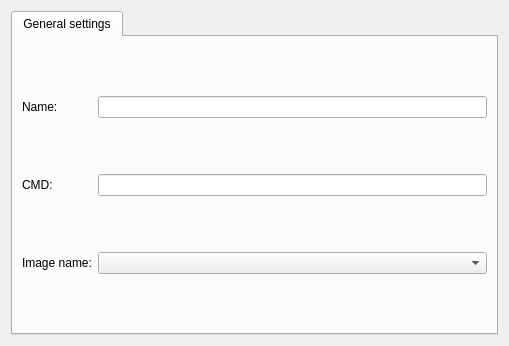
Before: the Qt Designer form gns3/modules/docker/ui/docker_vm_configuration_page.ui in GNS3/gns3-gui, drawn with Qt 5.
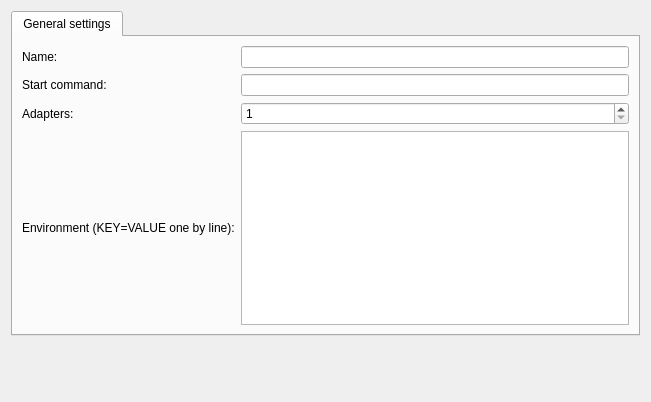
After: the same form once the commit is applied.

Commit message: Docker support cleanup and improvements

Diff of the .ui file:
```diff
--- a/gns3/modules/docker/ui/docker_vm_configuration_page.ui
+++ b/gns3/modules/docker/ui/docker_vm_configuration_page.ui
@@ -6,8 +6,8 @@
    <rect>
     <x>0</x>
     <y>0</y>
-    <width>509</width>
-    <height>346</height>
+    <width>651</width>
+    <height>402</height>
    </rect>
   </property>
   <property name="windowTitle">
@@ -24,6 +24,9 @@
        <string>General settings</string>
       </attribute>
       <layout class="QGridLayout" name="gridLayout">
+       <item row="1" column="1">
+        <widget class="QLineEdit" name="uiCMDLineEdit"/>
+       </item>
        <item row="0" column="0">
         <widget class="QLabel" name="uiNameLabel">
          <property name="text">
@@ -37,34 +40,57 @@
        <item row="1" column="0">
         <widget class="QLabel" name="uiCMDLabel">
          <property name="text">
-          <string>CMD:</string>
-         </property>
-        </widget>
-       </item>
-       <item row="1" column="1">
-        <widget class="QLineEdit" name="uiCMDLineEdit"/>
-       </item>
-       <item row="2" column="0">
-        <widget class="QLabel" name="uiImageListLabel">
-         <property name="text">
-          <string>Image name:</string>
+          <string>Start command:</string>
          </property>
         </widget>
        </item>
        <item row="2" column="1">
-        <widget class="QComboBox" name="uiImageListComboBox">
-         <property name="sizePolicy">
-          <sizepolicy hsizetype="Expanding" vsizetype="Fixed">
-           <horstretch>0</horstretch>
-           <verstretch>0</verstretch>
-          </sizepolicy>
+        <widget class="QSpinBox" name="uiAdapterSpinBox">
+         <property name="minimum">
+          <number>1</number>
          </property>
         </widget>
        </item>
+       <item row="2" column="0">
+        <widget class="QLabel" name="uiAdapterLabel">
+         <property name="text">
+          <string>Adapters:</string>
+         </property>
+        </widget>
+       </item>
+       <item row="3" column="0">
+        <widget class="QLabel" name="uiEnvironmentLabel">
+         <property name="text">
+          <string>Environment (KEY=VALUE one by line):</string>
+         </property>
+         <property name="alignment">
+          <set>Qt::AlignLeading|Qt::AlignLeft|Qt::AlignVCenter</set>
+         </property>
+         <property name="wordWrap">
+          <bool>false</bool>
+         </property>
+        </widget>
+       </item>
+       <item row="3" column="1">
+        <widget class="QTextEdit" name="uiEnvironmentTextEdit"/>
+       </item>
       </layout>
      </widget>
     </widget>
    </item>
+   <item>
+    <spacer name="verticalSpacer">
+     <property name="orientation">
+      <enum>Qt::Vertical</enum>
+     </property>
+     <property name="sizeHint" stdset="0">
+      <size>
+       <width>20</width>
+       <height>40</height>
+      </size>
+     </property>
+    </spacer>
+   </item>
   </layout>
  </widget>
  <resources/>
```
The commit also changes 18 other files.
